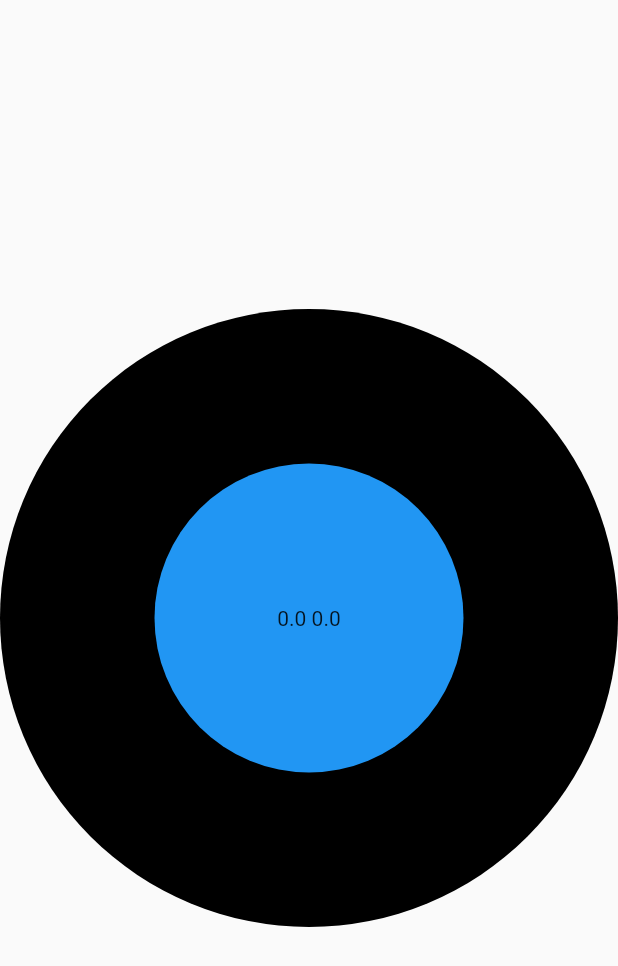
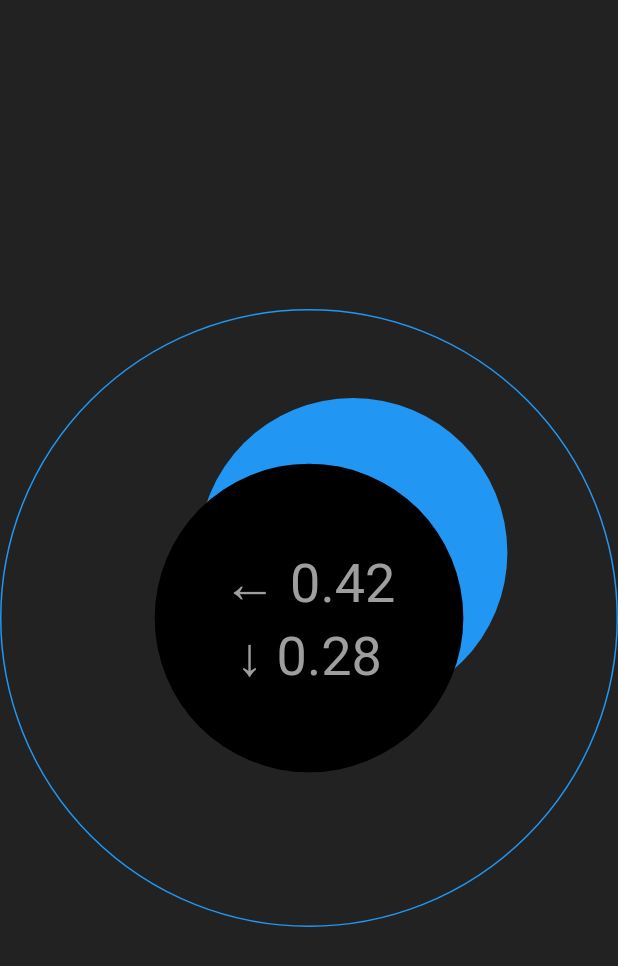
Before and after one commit to bharathcs/openlevel, a Flutter app: the screen it shows after launch, on a phone screen of 412 x 824 dp. Shown: the top 966 px of the screen. Run offline on Flutter 3.47's test engine with Material 2 defaults, Android fonts, the light colour scheme and no system bars; our stand-ins replace sensors.

Commit message:
Add indicators.

```diff
--- a/lib/main.dart
+++ b/lib/main.dart
@@ -12,7 +12,7 @@ class MyApp extends StatelessWidget {
       title: 'Open Level',
       theme: ThemeData(
           primarySwatch: Colors.deepOrange,
-      ),
+          scaffoldBackgroundColor: Colors.black87),
       home: const MyHomePage(title: 'Open Level'),
     );
   }
@@ -59,7 +59,7 @@ class _MyHomePageState extends State<MyHomePage> {
   _LevelState _state = _LevelState(0, 0);
 
   final Stream<AccelerometerEvent> _accelStream = accelerometerEvents;
-  AccelerometerEvent _event = AccelerometerEvent(0, 0, 9.8);
+  AccelerometerEvent _event = AccelerometerEvent(2, 3, 4.8);
   StreamSubscription<AccelerometerEvent>? _accelSubscription;
 
   _MyHomePageState() {
@@ -83,18 +83,19 @@ class _MyHomePageState extends State<MyHomePage> {
     final double h = sin(_state.angle) * _state.radius * w;
     final double v = cos(_state.angle) * _state.radius * w;
 
-    return Scaffold(
-      body: Center(
-          child: Stack(
-        alignment: Alignment.center,
-        children: <Widget>[
-          Container(
-              width: width,
+    final Widget front = Container(
+        width: width / 2 * 0.999,
         decoration: const BoxDecoration(
           color: Colors.black,
           shape: BoxShape.circle,
-              )),
-          Container(
+        ));
+    final Widget back = Container(
+        width: width,
+        decoration: BoxDecoration(
+          shape: BoxShape.circle,
+          border: Border.all(width: 1, color: Colors.blue),
+        ));
+    final Widget bubble = Container(
       padding: EdgeInsets.only(
           top: max(0, -h),
           left: max(0, v),
@@ -106,8 +107,32 @@ class _MyHomePageState extends State<MyHomePage> {
             color: Colors.blue,
             shape: BoxShape.circle,
           )),
+    );
+
+    const indicatorStyle = TextStyle(color: Colors.grey, fontSize: 36);
+    final Widget indicators = Column(
+      mainAxisAlignment: MainAxisAlignment.center,
+      children: <Widget>[
+        Text(
+          getHorizontalIndicator(_state),
+          style: indicatorStyle,
         ),
+        Text(
+          getVerticalIndicator(_state),
+          style: indicatorStyle,
+        ),
+      ],
+    );
+    return Scaffold(
+      body: Center(
+          child: Stack(
+        alignment: Alignment.center,
+        children: <Widget>[
+          back,
+          bubble,
+          front,
           Text(_state.toString()),
+          indicators,
         ],
       )),
     );
@@ -127,3 +152,23 @@ class _MyHomePageState extends State<MyHomePage> {
 double round(double input) {
   return (input * 100).roundToDouble() / 100;
 }
+
+final double _indicatorThreshold = 0.01;
+
+String getHorizontalIndicator(_LevelState state) {
+  final double value = sin(state.angle) * state.radius;
+  if (value.abs() < _indicatorThreshold) {
+    return "↔ 0.00";
+  }
+
+  return (value > 0 ? "←" : "→") + " " + value.abs().toStringAsFixed(2);
+}
+
+String getVerticalIndicator(_LevelState state) {
+  final double value = cos(state.angle) * state.radius;
+  if (value.abs() < _indicatorThreshold) {
+    return "↕ 0.00";
+  }
+
+  return (value > 0 ? "↓" : "↑") + " " + value.abs().toStringAsFixed(2);
+}
```
Lines whose indentation alone changed are shown as unchanged.
